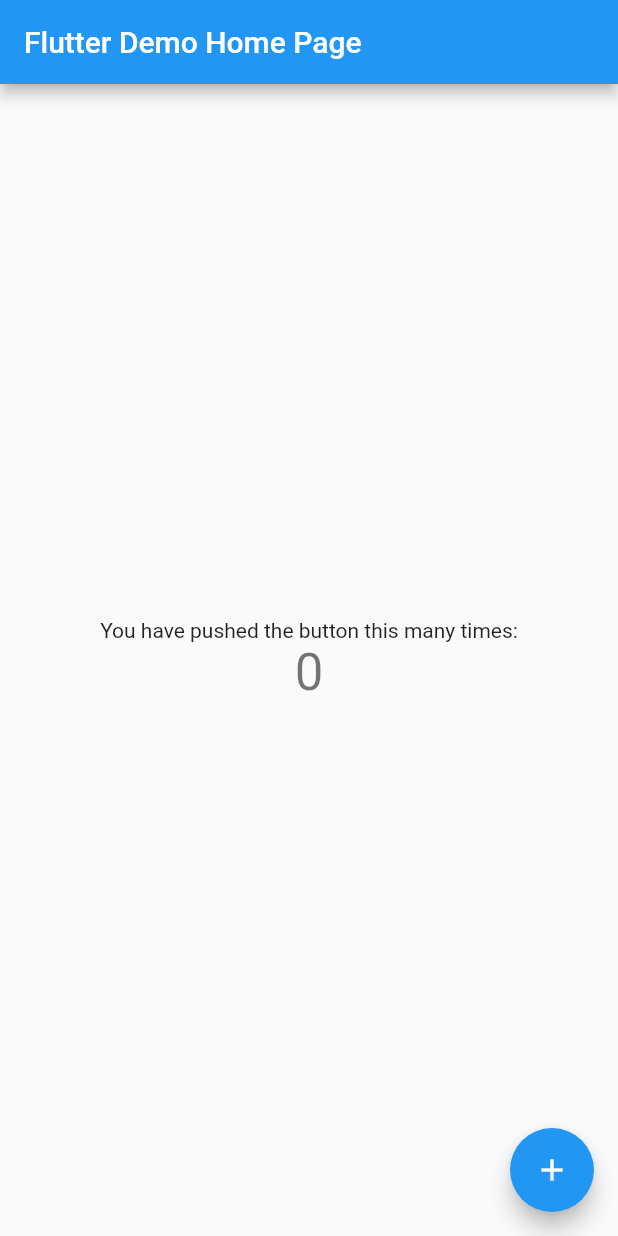
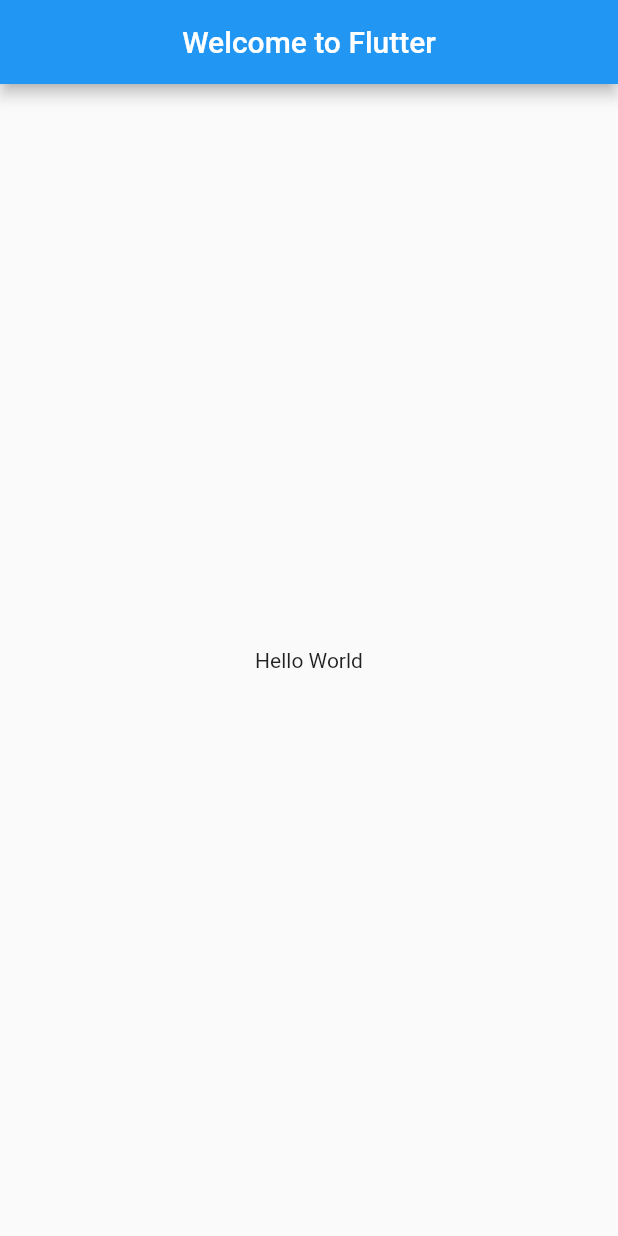
Before and after one commit to sh22OF/fl00-lite, a Flutter app: the screen it shows after launch, on a phone screen of 412 x 824 dp. Run offline on Flutter 3.47's test engine with Material 2 defaults, Android fonts, the phone set to English and light mode, and no system bars.

Commit message:
ex0作成

```diff
--- a/lib/main.dart
+++ b/lib/main.dart
@@ -1,115 +1,16 @@
+import 'package:fl00/screens/ex0/ex0.dart';
 import 'package:flutter/material.dart';
 
-void main() {
-  runApp(const MyApp());
-}
+void main() => runApp(const MyApp());
 
 class MyApp extends StatelessWidget {
   const MyApp({Key? key}) : super(key: key);
 
-  // This widget is the root of your application.
   @override
   Widget build(BuildContext context) {
-    return MaterialApp(
-      title: 'Flutter Demo',
-      theme: ThemeData(
-        // This is the theme of your application.
-        //
-        // Try running your application with "flutter run". You'll see the
-        // application has a blue toolbar. Then, without quitting the app, try
-        // changing the primarySwatch below to Colors.green and then invoke
-        // "hot reload" (press "r" in the console where you ran "flutter run",
-        // or simply save your changes to "hot reload" in a Flutter IDE).
-        // Notice that the counter didn't reset back to zero; the application
-        // is not restarted.
-        primarySwatch: Colors.blue,
-      ),
-      home: const MyHomePage(title: 'Flutter Demo Home Page'),
+    return const MaterialApp(
+      title: "fl00-lite",
+      home: Ex0(),
     );
   }
 }
-
-class MyHomePage extends StatefulWidget {
-  const MyHomePage({Key? key, required this.title}) : super(key: key);
-
-  // This widget is the home page of your application. It is stateful, meaning
-  // that it has a State object (defined below) that contains fields that affect
-  // how it looks.
-
-  // This class is the configuration for the state. It holds the values (in this
-  // case the title) provided by the parent (in this case the App widget) and
-  // used by the build method of the State. Fields in a Widget subclass are
-  // always marked "final".
-
-  final String title;
-
-  @override
-  State<MyHomePage> createState() => _MyHomePageState();
-}
-
-class _MyHomePageState extends State<MyHomePage> {
-  int _counter = 0;
-
-  void _incrementCounter() {
-    setState(() {
-      // This call to setState tells the Flutter framework that something has
-      // changed in this State, which causes it to rerun the build method below
-      // so that the display can reflect the updated values. If we changed
-      // _counter without calling setState(), then the build method would not be
-      // called again, and so nothing would appear to happen.
-      _counter++;
-    });
-  }
-
-  @override
-  Widget build(BuildContext context) {
-    // This method is rerun every time setState is called, for instance as done
-    // by the _incrementCounter method above.
-    //
-    // The Flutter framework has been optimized to make rerunning build methods
-    // fast, so that you can just rebuild anything that needs updating rather
-    // than having to individually change instances of widgets.
-    return Scaffold(
-      appBar: AppBar(
-        // Here we take the value from the MyHomePage object that was created by
-        // the App.build method, and use it to set our appbar title.
-        title: Text(widget.title),
-      ),
-      body: Center(
-        // Center is a layout widget. It takes a single child and positions it
-        // in the middle of the parent.
-        child: Column(
-          // Column is also a layout widget. It takes a list of children and
-          // arranges them vertically. By default, it sizes itself to fit its
-          // children horizontally, and tries to be as tall as its parent.
-          //
-          // Invoke "debug painting" (press "p" in the console, choose the
-          // "Toggle Debug Paint" action from the Flutter Inspector in Android
-          // Studio, or the "Toggle Debug Paint" command in Visual Studio Code)
-          // to see the wireframe for each widget.
-          //
-          // Column has various properties to control how it sizes itself and
-          // how it positions its children. Here we use mainAxisAlignment to
-          // center the children vertically; the main axis here is the vertical
-          // axis because Columns are vertical (the cross axis would be
-          // horizontal).
-          mainAxisAlignment: MainAxisAlignment.center,
-          children: <Widget>[
-            const Text(
-              'You have pushed the button this many times:',
-            ),
-            Text(
-              '$_counter',
-              style: Theme.of(context).textTheme.headline4,
-            ),
-          ],
-        ),
-      ),
-      floatingActionButton: FloatingActionButton(
-        onPressed: _incrementCounter,
-        tooltip: 'Increment',
-        child: const Icon(Icons.add),
-      ), // This trailing comma makes auto-formatting nicer for build methods.
-    );
-  }
-}
--- /dev/null
+++ b/lib/screens/ex0/ex0.dart
@@ -0,0 +1,18 @@
+import 'package:flutter/material.dart';
+
+class Ex0 extends StatelessWidget {
+  const Ex0({Key? key}) : super(key: key);
+
+  @override
+  Widget build(BuildContext context) {
+    return Scaffold(
+      appBar: AppBar(
+        title: const Text("Welcome to Flutter"),
+        centerTitle: true,
+      ),
+      body: const Center(
+        child: Text("Hello World"),
+      ),
+    );
+  }
+}
```
Also changed, not shown: lib/screens/app.dart (added).
